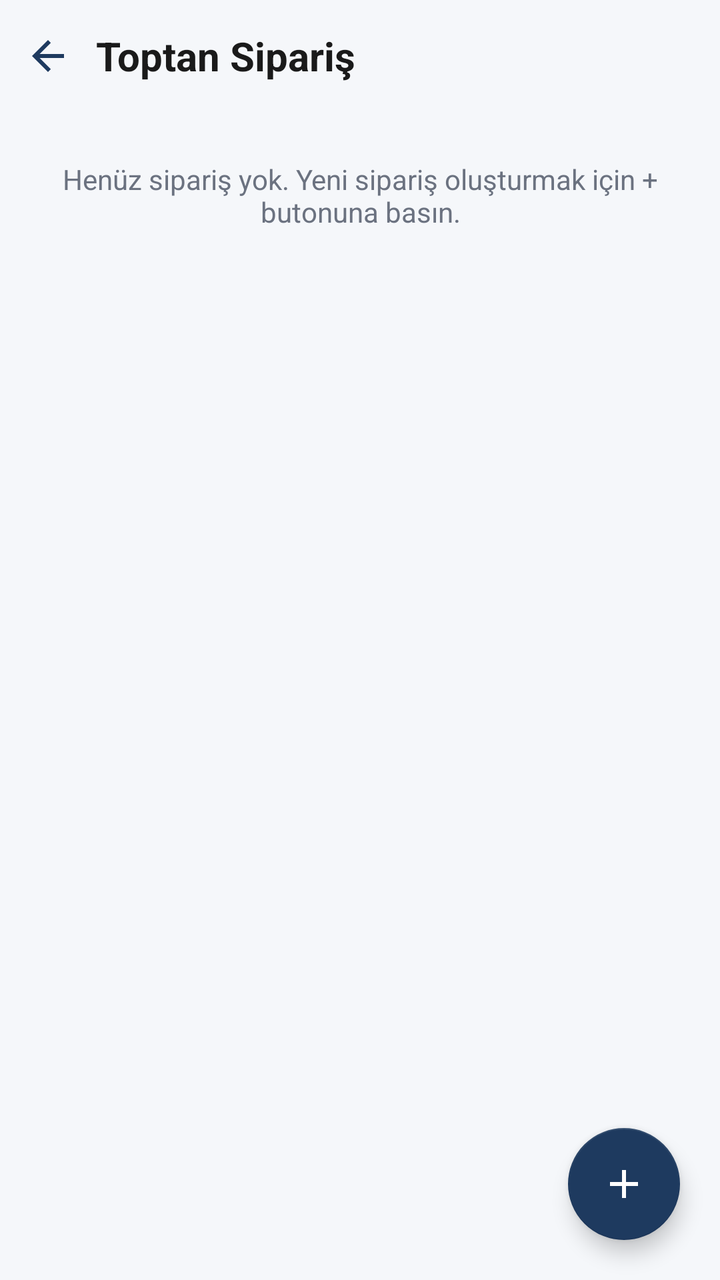
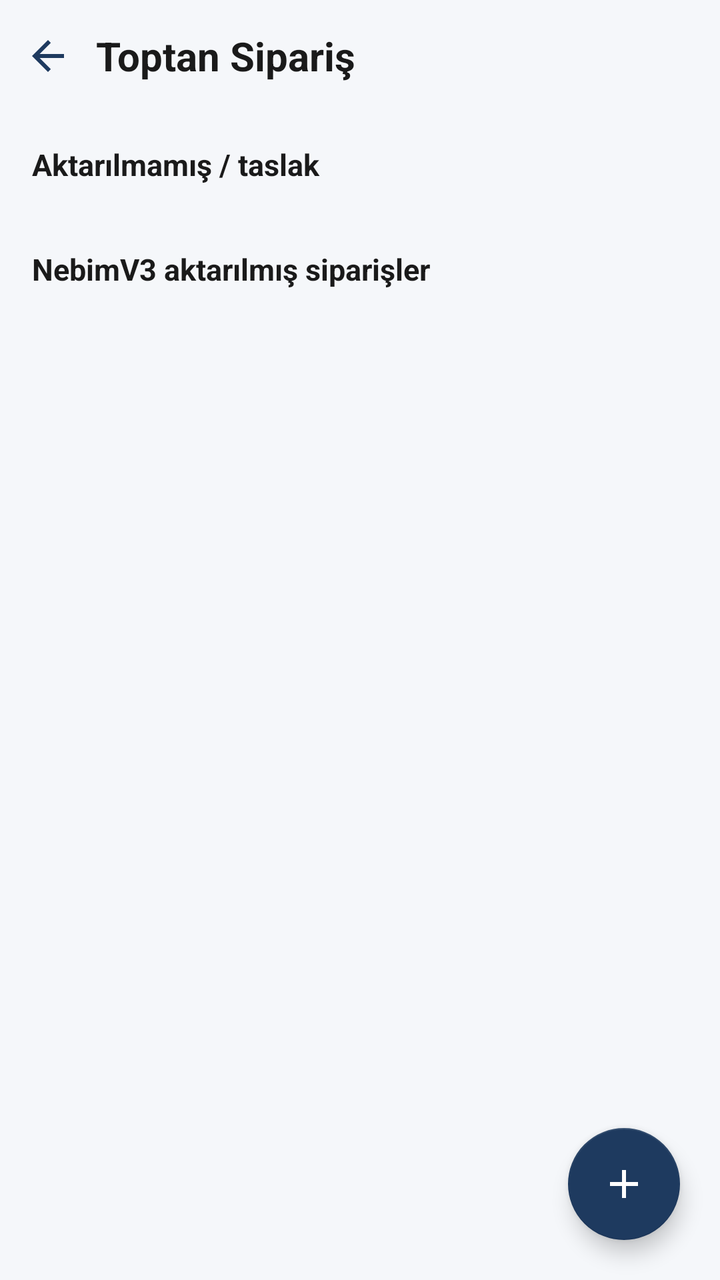

Compare the two renders of this Android layout. The source of the first and the diff that turns it into the second are given below.
<!-- AndroidManifest.xml: application theme Theme.ArmineOrderModule -->
<!-- res/layout/activity_wholesale_order_list.xml -->
<?xml version="1.0" encoding="utf-8"?>
<LinearLayout xmlns:android="http://schemas.android.com/apk/res/android"
    xmlns:app="http://schemas.android.com/apk/res-auto"
    android:layout_width="match_parent"
    android:layout_height="match_parent"
    android:orientation="vertical"
    android:background="@color/login_background">

    <LinearLayout
        android:layout_width="match_parent"
        android:layout_height="56dp"
        android:gravity="center_vertical"
        android:orientation="horizontal"
        android:paddingStart="4dp"
        android:paddingEnd="16dp">

        <ImageButton
            android:id="@+id/btnBack"
            android:layout_width="40dp"
            android:layout_height="40dp"
            android:background="?attr/selectableItemBackgroundBorderless"
            android:contentDescription="@string/back_button"
            android:padding="8dp"
            android:scaleType="centerInside"
            android:src="@drawable/ic_back" />

        <TextView
            android:layout_width="0dp"
            android:layout_height="wrap_content"
            android:layout_weight="1"
            android:layout_marginStart="4dp"
            android:text="@string/wholesale_order_title"
            android:textColor="@color/login_title"
            android:textSize="20sp"
            android:textStyle="bold" />
    </LinearLayout>

    <FrameLayout
        android:layout_width="match_parent"
        android:layout_height="match_parent">

        <LinearLayout
            android:layout_width="match_parent"
            android:layout_height="match_parent"
            android:orientation="vertical"
            android:paddingStart="16dp"
            android:paddingEnd="16dp"
            android:paddingBottom="16dp">

            <TextView
                android:id="@+id/tvPendingBanner"
                android:layout_width="match_parent"
                android:layout_height="wrap_content"
                android:layout_marginTop="8dp"
                android:background="@color/login_error"
                android:padding="10dp"
                android:text="@string/wholesale_order_pending_banner"
                android:textColor="@color/white"
                android:textSize="13sp"
                android:visibility="gone" />

            <TextView
                android:id="@+id/tvEmptyHint"
                android:layout_width="match_parent"
                android:layout_height="wrap_content"
                android:layout_marginTop="24dp"
                android:gravity="center"
                android:text="@string/wholesale_order_empty_hint"
                android:textColor="@color/login_subtitle"
                android:textSize="14sp" />

            <androidx.recyclerview.widget.RecyclerView
                android:id="@+id/rvOrders"
                android:layout_width="match_parent"
                android:layout_height="0dp"
                android:layout_marginTop="12dp"
                android:layout_weight="1"
                android:clipToPadding="false" />

        </LinearLayout>

        <com.google.android.material.floatingactionbutton.FloatingActionButton
            android:id="@+id/fabNewOrder"
            android:layout_width="wrap_content"
            android:layout_height="wrap_content"
            android:layout_gravity="bottom|end"
            android:layout_margin="20dp"
            android:contentDescription="@string/wholesale_order_new"
            android:src="@drawable/ic_add"
            app:backgroundTint="@color/login_primary"
            app:tint="@color/white" />

    </FrameLayout>

</LinearLayout>
<!-- resources referenced by this layout -->
<resources>
  <color name="login_background">#FFF5F7FA</color>
  <color name="login_error">#FFB00020</color>
  <color name="login_primary">#FF1E3A5F</color>
  <color name="login_subtitle">#FF6B7280</color>
  <color name="login_title">#FF1A1A1A</color>
  <color name="white">#FFFFFFFF</color>
  <!-- drawable ic_add (drawable) -->
  <?xml version="1.0" encoding="utf-8"?>
  <vector xmlns:android="http://schemas.android.com/apk/res/android"
      android:width="24dp"
      android:height="24dp"
      android:viewportWidth="24"
      android:viewportHeight="24"
      android:tint="#FFFFFFFF">
      <path
          android:fillColor="#FF000000"
          android:pathData="M19,13h-6v6h-2v-6H5v-2h6V5h2v6h6v2z" />
  </vector>
  <!-- drawable ic_back (drawable) -->
  <?xml version="1.0" encoding="utf-8"?>
  <vector xmlns:android="http://schemas.android.com/apk/res/android"
      android:width="24dp"
      android:height="24dp"
      android:viewportWidth="24"
      android:viewportHeight="24">
      <path
          android:fillColor="#FF1E3A5F"
          android:pathData="M20,11H7.83l5.59,-5.59L12,4l-8,8 8,8 1.41,-1.41L7.83,13H20v-2z" />
  </vector>
  <string name="back_button">Geri</string>
  <string name="wholesale_order_empty_hint">Henüz sipariş yok. Yeni sipariş oluşturmak için + butonuna basın.</string>
  <string name="wholesale_order_new">Yeni Sipariş</string>
  <string name="wholesale_order_pending_banner">Aktarılmamış fişiniz bulunmaktadır</string>
  <string name="wholesale_order_title">Toptan Sipariş</string>
  <style name="Theme.ArmineOrderModule" parent="Theme.MaterialComponents.DayNight.NoActionBar">
          
          <item name="colorPrimary">@color/purple_500</item>
          <item name="colorPrimaryVariant">@color/purple_700</item>
          <item name="colorOnPrimary">@color/white</item>
          
          <item name="colorSecondary">@color/teal_200</item>
          <item name="colorSecondaryVariant">@color/teal_700</item>
          <item name="colorOnSecondary">@color/black</item>
          
          <item name="android:statusBarColor">?attr/colorPrimaryVariant</item>
          
      </style>
  <color name="purple_500">#FF6200EE</color>
  <color name="purple_700">#FF3700B3</color>
  <color name="teal_200">#FF03DAC5</color>
  <color name="teal_700">#FF018786</color>
  <color name="black">#FF000000</color>
</resources>

<!-- the commit's change to res/layout/activity_wholesale_order_list.xml (unified diff, before → after) -->
@@ -39,45 +39,103 @@
         android:layout_width="match_parent"
         android:layout_height="match_parent">
 
-        <LinearLayout
+        <androidx.core.widget.NestedScrollView
             android:layout_width="match_parent"
             android:layout_height="match_parent"
-            android:orientation="vertical"
+            android:fillViewport="true"
+            android:clipToPadding="false"
             android:paddingStart="16dp"
             android:paddingEnd="16dp"
-            android:paddingBottom="16dp">
+            android:paddingBottom="88dp">
 
-            <TextView
-                android:id="@+id/tvPendingBanner"
+            <LinearLayout
                 android:layout_width="match_parent"
                 android:layout_height="wrap_content"
-                android:layout_marginTop="8dp"
-                android:background="@color/login_error"
-                android:padding="10dp"
-                android:text="@string/wholesale_order_pending_banner"
-                android:textColor="@color/white"
-                android:textSize="13sp"
-                android:visibility="gone" />
+                android:orientation="vertical"
+                android:paddingBottom="16dp">
 
-            <TextView
-                android:id="@+id/tvEmptyHint"
-                android:layout_width="match_parent"
-                android:layout_height="wrap_content"
-                android:layout_marginTop="24dp"
-                android:gravity="center"
-                android:text="@string/wholesale_order_empty_hint"
-                android:textColor="@color/login_subtitle"
-                android:textSize="14sp" />
+                <TextView
+                    android:id="@+id/tvPendingBanner"
+                    android:layout_width="match_parent"
+                    android:layout_height="wrap_content"
+                    android:layout_marginTop="8dp"
+                    android:background="@color/login_error"
+                    android:padding="10dp"
+                    android:text="@string/wholesale_order_pending_banner"
+                    android:textColor="@color/white"
+                    android:textSize="13sp"
+                    android:visibility="gone" />
 
-            <androidx.recyclerview.widget.RecyclerView
-                android:id="@+id/rvOrders"
-                android:layout_width="match_parent"
-                android:layout_height="0dp"
-                android:layout_marginTop="12dp"
-                android:layout_weight="1"
-                android:clipToPadding="false" />
+                <TextView
+                    android:id="@+id/tvTransferError"
+                    android:layout_width="match_parent"
+                    android:layout_height="wrap_content"
+                    android:layout_marginTop="8dp"
+                    android:background="@color/login_error"
+                    android:padding="10dp"
+                    android:textColor="@color/white"
+                    android:textSize="13sp"
+                    android:visibility="gone" />
 
-        </LinearLayout>
+                <TextView
+                    android:id="@+id/tvSectionPending"
+                    android:layout_width="match_parent"
+                    android:layout_height="wrap_content"
+                    android:layout_marginTop="16dp"
+                    android:text="@string/wholesale_order_section_pending"
+                    android:textColor="@color/login_title"
+                    android:textSize="15sp"
+                    android:textStyle="bold" />
+
+                <TextView
+                    android:id="@+id/tvEmptyPendingHint"
+                    android:layout_width="match_parent"
+                    android:layout_height="wrap_content"
+                    android:layout_marginTop="12dp"
+                    android:gravity="center"
+                    android:text="@string/wholesale_order_empty_hint"
+                    android:textColor="@color/login_subtitle"
+                    android:textSize="14sp"
+                    android:visibility="gone" />
+
+                <androidx.recyclerview.widget.RecyclerView
+                    android:id="@+id/rvPendingOrders"
+                    android:layout_width="match_parent"
+                    android:layout_height="wrap_content"
+                    android:layout_marginTop="8dp"
+                    android:nestedScrollingEnabled="false"
+                    android:overScrollMode="never" />
+
+                <TextView
+                    android:id="@+id/tvSectionSent"
+                    android:layout_width="match_parent"
+                    android:layout_height="wrap_content"
+                    android:layout_marginTop="24dp"
+                    android:text="@string/wholesale_order_section_sent"
+                    android:textColor="@color/login_title"
+                    android:textSize="15sp"
+                    android:textStyle="bold" />
+
+                <TextView
+                    android:id="@+id/tvEmptySentHint"
+                    android:layout_width="match_parent"
+                    android:layout_height="wrap_content"
+                    android:layout_marginTop="12dp"
+                    android:gravity="center"
+                    android:text="@string/wholesale_order_empty_sent_hint"
+                    android:textColor="@color/login_subtitle"
+                    android:textSize="14sp"
+                    android:visibility="gone" />
+
+                <androidx.recyclerview.widget.RecyclerView
+                    android:id="@+id/rvSentOrders"
+                    android:layout_width="match_parent"
+                    android:layout_height="wrap_content"
+                    android:layout_marginTop="8dp"
+                    android:nestedScrollingEnabled="false"
+                    android:overScrollMode="never" />
+            </LinearLayout>
+        </androidx.core.widget.NestedScrollView>
 
         <com.google.android.material.floatingactionbutton.FloatingActionButton
             android:id="@+id/fabNewOrder"
<!-- resource entries referenced after the edit -->
@@ -31,8 +31,11 @@
   </vector>
   <string name="back_button">Geri</string>
   <string name="wholesale_order_empty_hint">Henüz sipariş yok. Yeni sipariş oluşturmak için + butonuna basın.</string>
+  <string name="wholesale_order_empty_sent_hint">NebimV3\'e aktarılmış sipariş yok.</string>
   <string name="wholesale_order_new">Yeni Sipariş</string>
   <string name="wholesale_order_pending_banner">Aktarılmamış fişiniz bulunmaktadır</string>
+  <string name="wholesale_order_section_pending">Aktarılmamış / taslak</string>
+  <string name="wholesale_order_section_sent">NebimV3 aktarılmış siparişler</string>
   <string name="wholesale_order_title">Toptan Sipariş</string>
   <style name="Theme.ArmineOrderModule" parent="Theme.MaterialComponents.DayNight.NoActionBar">
           
